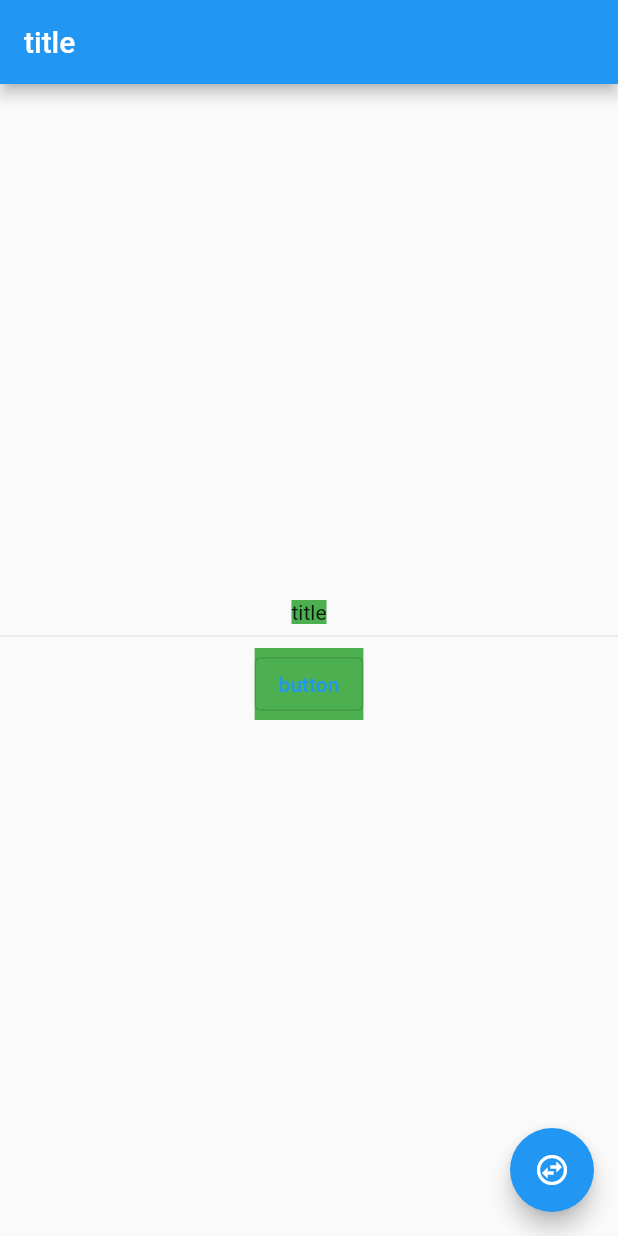
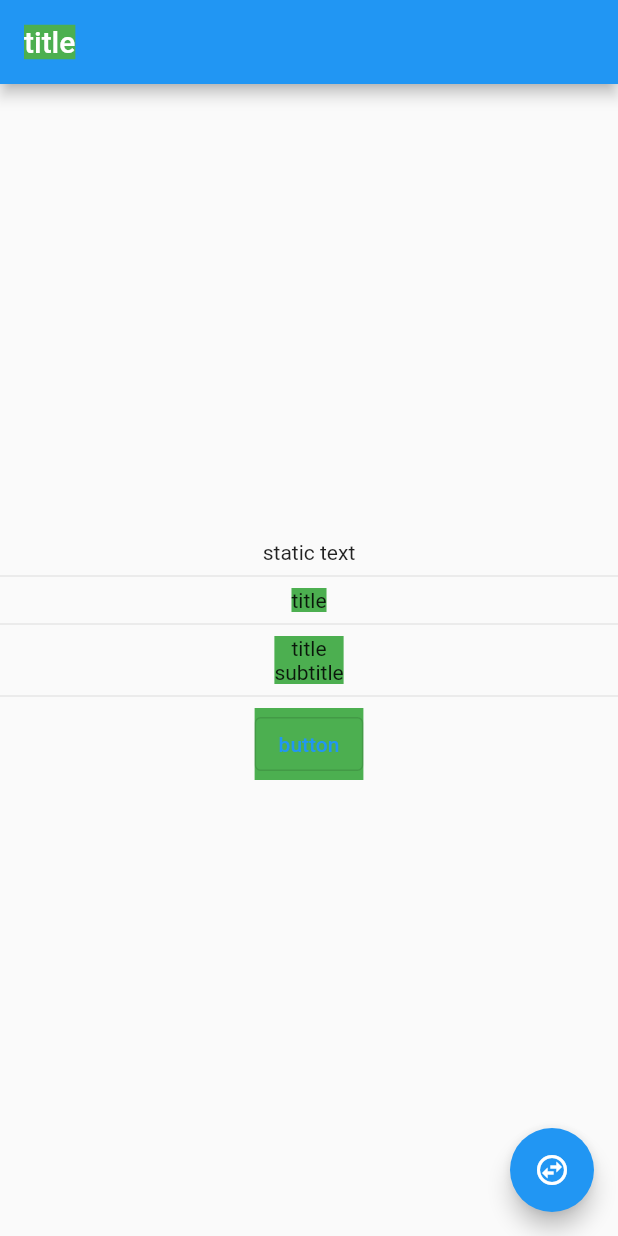
Before and after one commit to tolgee/flutter-sdk, a Flutter app: the screen it shows after launch, on a phone screen of 412 x 824 dp. Run offline on Flutter 3.47's test engine with Material 2 defaults, Android fonts, the phone set to English and light mode, and no system bars; our stand-ins replace nested; missing offline and left inert: device_frame, pointer_interceptor; network calls fail; statements that could not run were skipped.

Commit message:
Use translation list

```diff
--- a/lib/main.dart
+++ b/lib/main.dart
@@ -22,21 +22,41 @@ class MyApp extends StatelessWidget {
       ),
       home: Scaffold(
         appBar: AppBar(
-          title: Text('title'),
-        ),
+            title: TranslationWidget(
+          builder: (context, tr) => Text(
+            tr('title'),
+          ),
+        )),
         body: Center(
           child: Column(
             mainAxisAlignment: MainAxisAlignment.center,
             children: <Widget>[
+              Text('static text'),
+              Divider(),
               TranslationWidget(
                 builder: (context, tr) => Text(
                   tr('title'),
                 ),
               ),
               Divider(),
+              TranslationWidget(
+                builder: (context, tr) => Column(
+                  children: [
+                    Text(
+                      tr('title'),
+                    ),
+                    Text(
+                      tr('subtitle'),
+                    ),
+                  ],
+                ),
+              ),
+              Divider(),
               TranslationWidget(builder: (context, tr) {
                 return OutlinedButton(
-                  onPressed: () {},
+                  onPressed: () {
+                    print("Pressed");
+                  },
                   child: Text(
                     tr('button'),
                   ),
```
Also changed, not shown: lib/tolgee/ui/translation_widget.dart (+4 -6 lines).
